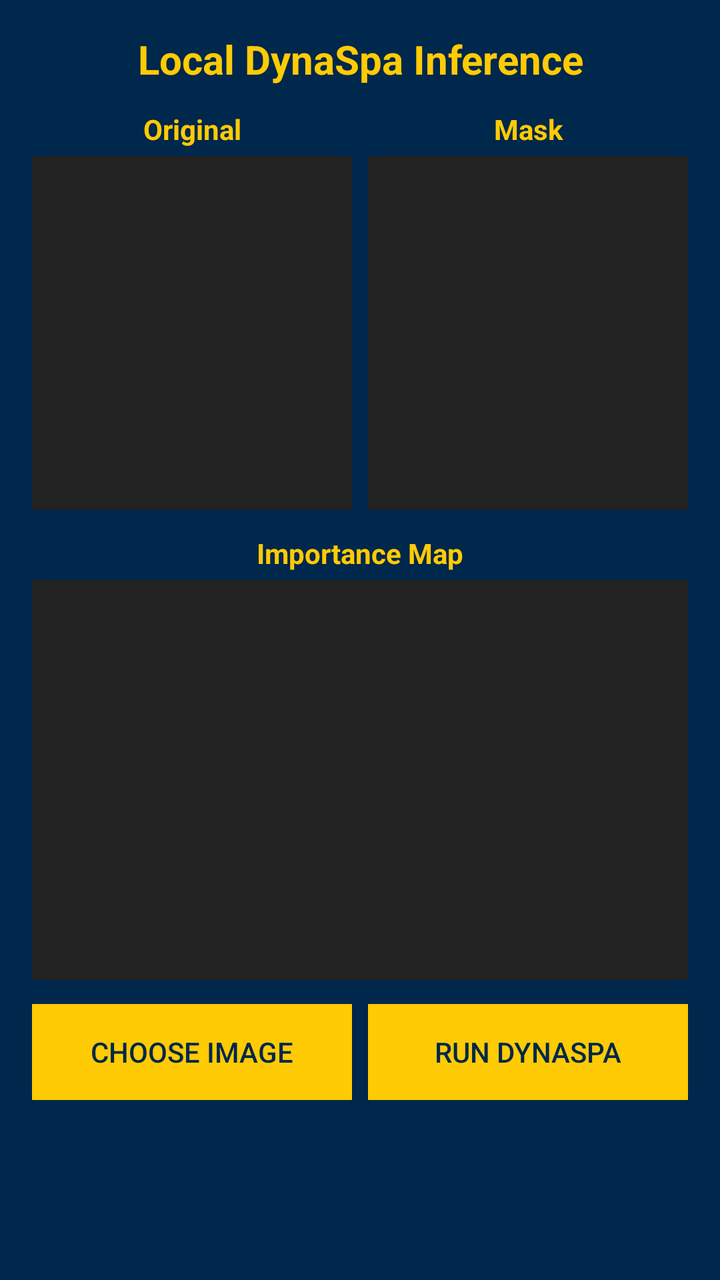
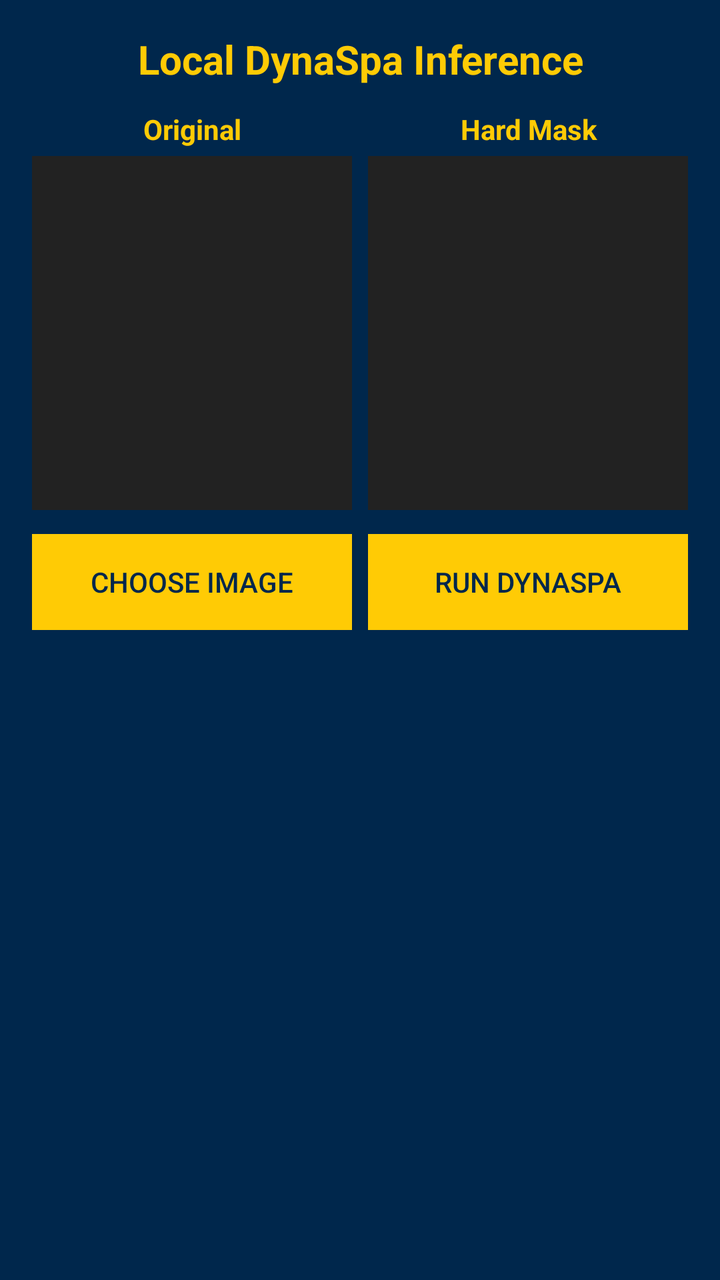

Screens rendered from an Android XML layout before and after an edit, with the pre-edit source and the edit as a unified diff.
<!-- AndroidManifest.xml: application theme Theme.UStar -->
<!-- res/layout/activity_local_dynaspa_inference.xml -->
<?xml version="1.0" encoding="utf-8"?>
<ScrollView xmlns:android="http://schemas.android.com/apk/res/android"
    android:layout_width="match_parent"
    android:layout_height="match_parent"
    android:background="#00274C">

    <LinearLayout
        android:id="@+id/local_dynaspa_root"
        android:layout_width="match_parent"
        android:layout_height="wrap_content"
        android:orientation="vertical"
        android:padding="16dp"
        android:background="#00274C">

        
        <TextView
            android:id="@+id/titleText"
            android:layout_width="match_parent"
            android:layout_height="wrap_content"
            android:text="Local DynaSpa Inference"
            android:textSize="20sp"
            android:textStyle="bold"
            android:gravity="center_horizontal"
            android:paddingBottom="12dp"
            android:textColor="#FFCB05" />

        
        <LinearLayout
            android:layout_width="match_parent"
            android:layout_height="200dp"
            android:orientation="horizontal">

            
            <LinearLayout
                android:layout_width="0dp"
                android:layout_height="match_parent"
                android:layout_weight="1"
                android:orientation="vertical">

                <TextView
                    android:layout_width="match_parent"
                    android:layout_height="wrap_content"
                    android:text="Original"
                    android:textStyle="bold"
                    android:textSize="14sp"
                    android:paddingBottom="4dp"
                    android:gravity="center_horizontal"
                    android:textColor="#FFCB05" />

                <ImageView
                    android:id="@+id/imageOriginal"
                    android:layout_width="match_parent"
                    android:layout_height="0dp"
                    android:layout_weight="1"
                    android:scaleType="fitCenter"
                    android:background="#222222" />
            </LinearLayout>

            
            <LinearLayout
                android:layout_width="0dp"
                android:layout_height="match_parent"
                android:layout_weight="1"
                android:orientation="vertical"
                android:layout_marginStart="8dp">

                <TextView
                    android:layout_width="match_parent"
                    android:layout_height="wrap_content"
                    android:text="Mask"
                    android:textStyle="bold"
                    android:textSize="14sp"
                    android:paddingBottom="4dp"
                    android:gravity="center_horizontal"
                    android:textColor="#FFCB05" />

                <ImageView
                    android:id="@+id/imageMask"
                    android:layout_width="match_parent"
                    android:layout_height="0dp"
                    android:layout_weight="1"
                    android:scaleType="fitCenter"
                    android:background="#222222" />
            </LinearLayout>
        </LinearLayout>

        
        <TextView
            android:layout_width="match_parent"
            android:layout_height="wrap_content"
            android:text="Importance Map"
            android:textStyle="bold"
            android:textSize="14sp"
            android:paddingTop="12dp"
            android:gravity="center_horizontal"
            android:textColor="#FFCB05" />

        <ImageView
            android:id="@+id/imageImportance"
            android:layout_width="match_parent"
            android:layout_height="200dp"
            android:scaleType="fitCenter"
            android:background="#222222"
            android:layout_marginTop="4dp" />

        
        <ProgressBar
            android:id="@+id/inferenceProgress"
            style="?android:attr/progressBarStyleSmall"
            android:layout_width="wrap_content"
            android:layout_height="wrap_content"
            android:layout_gravity="center_horizontal"
            android:layout_marginTop="8dp"
            android:visibility="gone" />

        
        <LinearLayout
            android:layout_width="match_parent"
            android:layout_height="wrap_content"
            android:orientation="horizontal"
            android:gravity="center"
            android:paddingTop="12dp">

            <androidx.appcompat.widget.AppCompatButton
                android:id="@+id/btnSelectImage"
                android:layout_width="0dp"
                android:layout_height="wrap_content"
                android:layout_weight="1"
                android:text="Choose Image"
                android:textColor="#00274C"
                android:background="#FFCB05" />

            <androidx.appcompat.widget.AppCompatButton
                android:id="@+id/btnRunInference"
                android:layout_width="0dp"
                android:layout_height="wrap_content"
                android:layout_weight="1"
                android:layout_marginStart="8dp"
                android:text="Run DynaSpa"
                android:textColor="#00274C"
                android:background="#FFCB05" />
        </LinearLayout>

    </LinearLayout>
</ScrollView>
<!-- resources referenced by this layout -->
<resources>
  <style name="Theme.UStar" parent="Base.Theme.UStar" />
  <style name="Base.Theme.UStar" parent="Theme.Material3.DayNight.NoActionBar">
          
          <item name="colorPrimary">@color/darkBlue</item>
      </style>
  <color name="darkBlue">#00274C</color>
</resources>

<!-- the commit's change to res/layout/activity_local_dynaspa_inference.xml (unified diff, before → after) -->
@@ -12,7 +12,6 @@
         android:padding="16dp"
         android:background="#00274C">
 
-        
         <TextView
             android:id="@+id/titleText"
             android:layout_width="match_parent"
@@ -24,13 +23,11 @@
             android:paddingBottom="12dp"
             android:textColor="#FFCB05" />
 
-        
         <LinearLayout
             android:layout_width="match_parent"
             android:layout_height="200dp"
             android:orientation="horizontal">
 
-            
             <LinearLayout
                 android:layout_width="0dp"
                 android:layout_height="match_parent"
@@ -56,7 +53,6 @@
                     android:background="#222222" />
             </LinearLayout>
 
-            
             <LinearLayout
                 android:layout_width="0dp"
                 android:layout_height="match_parent"
@@ -67,7 +63,7 @@
                 <TextView
                     android:layout_width="match_parent"
                     android:layout_height="wrap_content"
-                    android:text="Mask"
+                    android:text="Hard Mask"
                     android:textStyle="bold"
                     android:textSize="14sp"
                     android:paddingBottom="4dp"
@@ -84,36 +80,15 @@
             </LinearLayout>
         </LinearLayout>
 
-        
-        <TextView
-            android:layout_width="match_parent"
-            android:layout_height="wrap_content"
-            android:text="Importance Map"
-            android:textStyle="bold"
-            android:textSize="14sp"
-            android:paddingTop="12dp"
-            android:gravity="center_horizontal"
-            android:textColor="#FFCB05" />
-
-        <ImageView
-            android:id="@+id/imageImportance"
-            android:layout_width="match_parent"
-            android:layout_height="200dp"
-            android:scaleType="fitCenter"
-            android:background="#222222"
-            android:layout_marginTop="4dp" />
-
-        
         <ProgressBar
             android:id="@+id/inferenceProgress"
             style="?android:attr/progressBarStyleSmall"
             android:layout_width="wrap_content"
             android:layout_height="wrap_content"
             android:layout_gravity="center_horizontal"
-            android:layout_marginTop="8dp"
+            android:layout_marginTop="12dp"
             android:visibility="gone" />
 
-        
         <LinearLayout
             android:layout_width="match_parent"
             android:layout_height="wrap_content"
